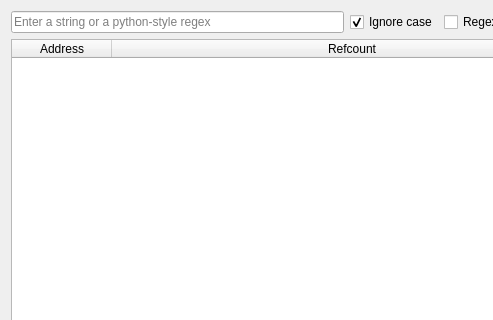
First picture: the form in GUI/ReferencedCallsWidget.ui, repository korcankaraokcu/PINCE, before the edit; both pictures show x 0 to 493 and y 0 to 320 of the 1025 by 530 pixel window.
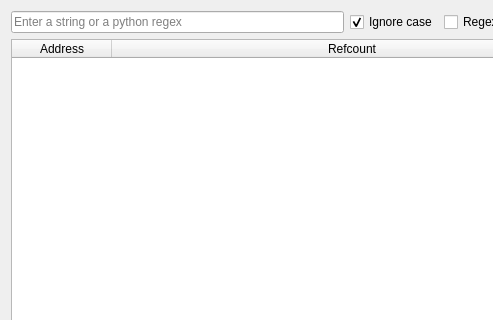
Second picture: the form after the edit.

Commit message: Replaced all the redundant 'python-style' texts with 'python'

What changed in the file:
```diff
--- a/GUI/ReferencedCallsWidget.ui
+++ b/GUI/ReferencedCallsWidget.ui
@@ -29,7 +29,7 @@
          <item>
           <widget class="QLineEdit" name="lineEdit_Regex">
            <property name="placeholderText">
-            <string>Enter a string or a python-style regex</string>
+            <string>Enter a string or a python regex</string>
            </property>
           </widget>
          </item>
```
The commit also changes 6 other files.
